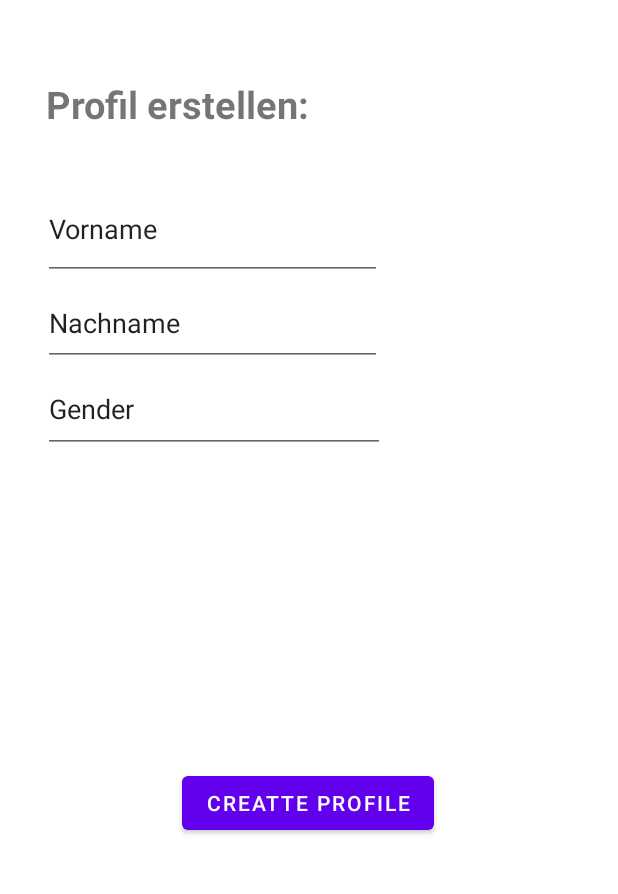
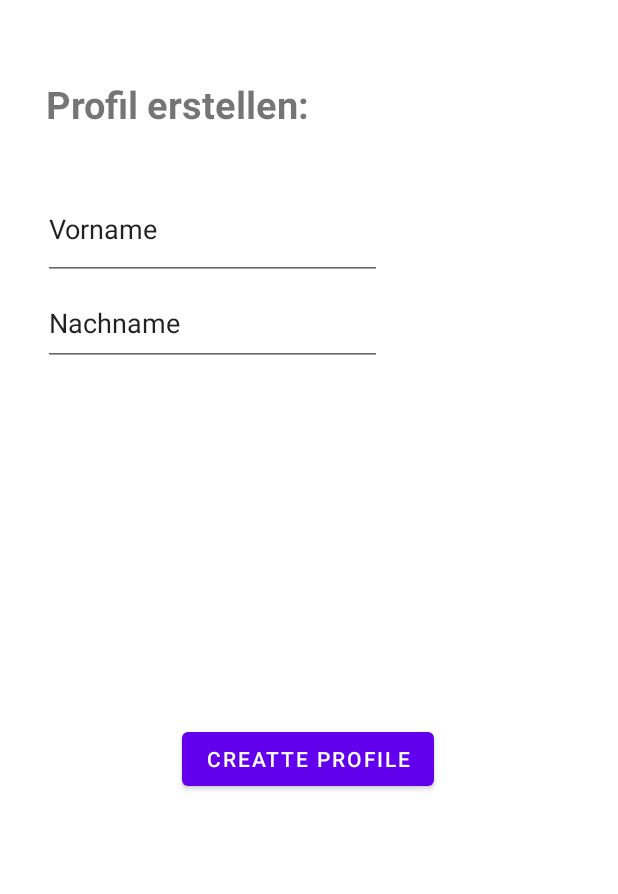
Before and after one commit to felixkoe/Time4u, an Android app: the fragment FragmentSecond placed in its activity, after a tap on "CREATE PROFILE", on a phone screen of 412 x 824 dp, the part 84-978 px from its top. Run offline under Robolectric (Android 15) with nearby library versions, the phone set to English and light mode, and no system bars; our stand-ins replace Room's generated code.

Commit message:
bugfixes in creat profile; packed as apk

```diff
--- a/Time4You/app/src/main/AndroidManifest.xml
+++ b/Time4You/app/src/main/AndroidManifest.xml
@@ -5,6 +5,7 @@
     <uses-permission android:name="android.permission.WRITE_EXTERNAL_STORAGE"/>
 
     <application
+        android:name=".model.MyApplication"
         android:allowBackup="true"
         android:dataExtractionRules="@xml/data_extraction_rules"
         android:fullBackupContent="@xml/backup_rules"
--- a/Time4You/app/src/main/java/com/example/time4you/model/ProfileDatabase.kt
+++ b/Time4You/app/src/main/java/com/example/time4you/model/ProfileDatabase.kt
@@ -39,7 +39,6 @@ abstract class ProfileDatabase : RoomDatabase() {
         private val roomCallback = object : Callback() {
             override fun onCreate(db: SupportSQLiteDatabase) {
                 super.onCreate(db)
-                populateDatabase(instance!!)
             }
         }
 
--- a/Time4You/app/src/main/java/com/example/time4you/view/activitys/MainActivity.kt
+++ b/Time4You/app/src/main/java/com/example/time4you/view/activitys/MainActivity.kt
@@ -31,6 +31,7 @@ import androidx.lifecycle.lifecycleScope
 import com.example.time4you.view.fragments.FragmentPatchNotes
 import kotlinx.coroutines.launch
 
+import android.view.View
 
 class MainActivity : AppCompatActivity(), NavigationView.OnNavigationItemSelectedListener,
     MainFragment.OnFragmentBtnSelected {
@@ -85,8 +86,26 @@ class MainActivity : AppCompatActivity(), NavigationView.OnNavigationItemSelecte
                     drawerLayout.openDrawer(GravityCompat.START)
                 }
             }
+            Toast.makeText(applicationContext, "Konzentrier dich auf deine Arbeit!", Toast.LENGTH_SHORT).show()
         }
-        drawerLayout.addDrawerListener(actionBarDrawerToggle)
+        drawerLayout.addDrawerListener(object : DrawerLayout.DrawerListener {
+            override fun onDrawerSlide(drawerView: View, slideOffset: Float) {
+                // Respond when the drawer's position changes
+            }
+
+            override fun onDrawerOpened(drawerView: View) {
+                // Respond when the drawer is opened
+                updateProfileData()
+            }
+
+            override fun onDrawerClosed(drawerView: View) {
+                // Respond when the drawer is closed
+            }
+
+            override fun onDrawerStateChanged(newState: Int) {
+                // Respond when the drawer motion state changes
+            }
+        })
         actionBarDrawerToggle.syncState()
 
         // load default Fragment
@@ -101,7 +120,27 @@ class MainActivity : AppCompatActivity(), NavigationView.OnNavigationItemSelecte
         val factory = ProfileViewModelFactory(profileRepository)
         profileViewModel = ViewModelProvider(this, factory)[ProfileViewModel::class.java]
 
+    }
 
+    @SuppressLint("SetTextI18n")
+    private fun updateProfileData() {
+        lifecycleScope.launch {
+            profileViewModel.profile.collect { profile ->
+                findViewById<TextView>(R.id.pointsall_menu).text =
+                    "Points: " + profile?.pointsNow.toString()
+                findViewById<TextView>(R.id.lvl_menu).text =
+                    "Level: " + profile?.pointsAll.toString()
+                findViewById<TextView>(R.id.profilename_menu).text =
+                    profile?.firstName.toString() + " " + profile?.lastName.toString()
+
+                val imageId = profile?.profilePic
+                val selectedImageResource = profilePicturesAndIds.find { it.second == imageId }?.first
+                if (selectedImageResource != null) {
+                    val profileImageView = findViewById<ImageView>(R.id.imageView2)
+                    profileImageView.setImageResource(selectedImageResource)
+                }
+            }
+        }
     }
 
     @SuppressLint("SetTextI18n")
--- a/Time4You/app/src/main/java/com/example/time4you/view/fragments/FragmentCreateProfile.kt
+++ b/Time4You/app/src/main/java/com/example/time4you/view/fragments/FragmentCreateProfile.kt
@@ -36,7 +36,6 @@ class FragmentCreateProfile : Fragment() {
         val view = inflater.inflate(R.layout.fragment_create_profile, container, false)
         vorname = view.findViewById(R.id.vorname_edit)
         nachname = view.findViewById(R.id.nachname_edit)
-        gender = view.findViewById(R.id.gender_edit)
 
         return view
     }
@@ -90,28 +89,13 @@ class FragmentCreateProfile : Fragment() {
             }
         })
 
-        gender.addTextChangedListener(object : TextWatcher {
-            override fun beforeTextChanged(s: CharSequence?, start: Int, count: Int, after: Int) {
-                // Called before the text is changed
-            }
-
-            override fun onTextChanged(s: CharSequence?, start: Int, before: Int, count: Int) {
-                // Called when the text is being changed
-                genderDb = s.toString()
-                // Do something with the input text
-            }
-
-            override fun afterTextChanged(s: Editable?) {
-                // Called after the text has changed
-            }
-        })
     }
 
     private fun createProfile(){
         val profileDatabase = ProfileDatabase.getInstance(requireContext())
         val profileDao = profileDatabase.profileDao()
         subscribeOnBackground {
-            profileDao.insert(Profile(vornameDb, nachnameDb, genderDb,0,0,0,0, 0))
+            profileDao.insert(Profile(vornameDb, nachnameDb, "N/A",0,0,0,0, 0))
         }
     }
 }
--- a/Time4You/app/src/main/java/com/example/time4you/view/fragments/FragmentSecond.kt
+++ b/Time4You/app/src/main/java/com/example/time4you/view/fragments/FragmentSecond.kt
@@ -8,6 +8,7 @@ import android.view.ViewGroup
 import android.widget.Button
 import android.widget.ImageView
 import android.widget.TextView
+import android.widget.Toast
 import androidx.fragment.app.Fragment
 import androidx.fragment.app.FragmentTransaction
 import androidx.lifecycle.ViewModelProvider
@@ -37,7 +38,7 @@ class FragmentSecond : Fragment() {
         Pair(R.drawable.ppic9, 0b100000000),
         Pair(R.drawable.ppic10, 0b1000000000)
     )
-
+    var isThere: Int = 0
     override fun onCreateView(
         inflater: LayoutInflater,
         container: ViewGroup?,
@@ -48,6 +49,12 @@ class FragmentSecond : Fragment() {
         val factory = ProfileViewModelFactory(profileRepository)
         profileViewModel = ViewModelProvider(this, factory)[ProfileViewModel::class.java]
 
+        lifecycleScope.launch {
+            profileViewModel.profile.collect { profile ->
+                if(profile?.userId != null)
+                isThere = 1
+            }
+        }
         return inflater.inflate(R.layout.fragment_second, container, false)
     }
 
@@ -77,18 +84,33 @@ class FragmentSecond : Fragment() {
         // Set a click listener on the button
         button.setOnClickListener {
             // Handle the button click event
+
+
+
+            if(isThere != 1) {
                 val fragmentManager = requireActivity().supportFragmentManager
                 fragmentTransaction = fragmentManager.beginTransaction()
                 fragmentTransaction.replace(R.id.container_fragment, FragmentCreateProfile())
                 fragmentTransaction.commit()
             }
+            else{
+                Toast.makeText(requireContext(), "You already have an User!!", Toast.LENGTH_SHORT).show()
+            }
+        }
 
         delBut.setOnClickListener {
+            if(isThere == 1) {
                 val profileDatabase = ProfileDatabase.getInstance(requireContext())
                 val profileDao = profileDatabase.profileDao()
+                Toast.makeText(requireContext(), "User Deleted!!", Toast.LENGTH_SHORT).show()
+                isThere = 0
                 subscribeOnBackground {
                     profileDao.deleteAllProfiles()
                 }
             }
+            else{
+                Toast.makeText(requireContext(), "Nothing to delete!!", Toast.LENGTH_SHORT).show()
             }
         }
+    }
+}
--- a/Time4You/app/src/main/res/layout/fragment_create_profile.xml
+++ b/Time4You/app/src/main/res/layout/fragment_create_profile.xml
@@ -27,7 +27,7 @@
         app:layout_constraintEnd_toEndOf="parent"
         app:layout_constraintHorizontal_bias="0.498"
         app:layout_constraintStart_toStartOf="parent"
-        app:layout_constraintTop_toBottomOf="@+id/gender_edit" />
+        app:layout_constraintTop_toBottomOf="@+id/nachname_edit" />
 
     <EditText
         android:id="@+id/vorname_edit"
@@ -54,16 +54,4 @@
         app:layout_constraintStart_toStartOf="parent"
         app:layout_constraintTop_toBottomOf="@+id/vorname_edit" />
 
-    <EditText
-        android:id="@+id/gender_edit"
-        android:layout_width="228dp"
-        android:layout_height="58dp"
-        android:ems="10"
-        android:inputType="text"
-        android:text="Gender"
-        app:layout_constraintEnd_toEndOf="parent"
-        app:layout_constraintHorizontal_bias="0.154"
-        app:layout_constraintStart_toStartOf="parent"
-        app:layout_constraintTop_toBottomOf="@+id/nachname_edit" />
-
 </androidx.constraintlayout.widget.ConstraintLayout>
```
Also changed, not shown: Time4You/app/src/main/java/com/example/time4you/model/MyApplication.kt (added, +15 -0 lines), Time4You/app/src/main/java/com/example/time4you/view/fragments/FragmentShop.kt (+12 -0 lines). Lines whose indentation alone changed are shown as unchanged.
